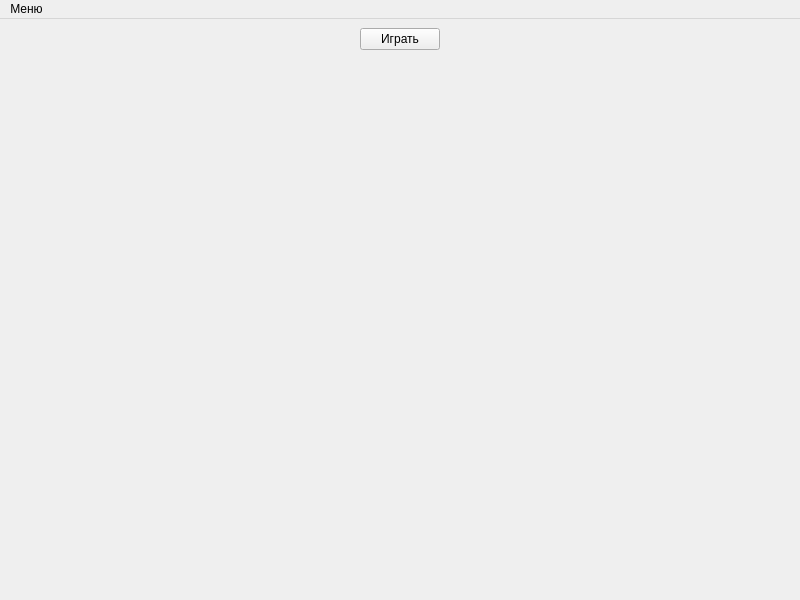
timerke/checkers, file src/mainwindow.ui: the form before one commit.
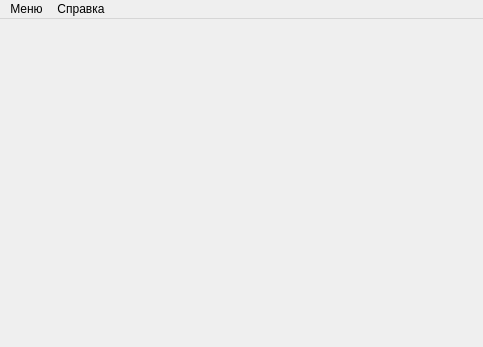
The form after the commit. Icons and pictures are not drawn.

```diff
--- a/src/mainwindow.ui
+++ b/src/mainwindow.ui
@@ -6,8 +6,8 @@
    <rect>
     <x>0</x>
     <y>0</y>
-    <width>800</width>
-    <height>600</height>
+    <width>483</width>
+    <height>347</height>
    </rect>
   </property>
   <property name="windowTitle">
@@ -18,58 +18,7 @@
     <normaloff>media/icon.png</normaloff>media/icon.png</iconset>
   </property>
   <widget class="QWidget" name="central_widget">
-   <layout class="QVBoxLayout" name="vertical_layout" stretch="0,1">
-    <item>
-     <layout class="QHBoxLayout" name="horizontal_layout">
-      <item>
-       <widget class="QLabel" name="label_player_black">
-        <property name="text">
-         <string/>
-        </property>
-       </widget>
-      </item>
-      <item>
-       <spacer name="horizontal_spacer">
-        <property name="orientation">
-         <enum>Qt::Horizontal</enum>
-        </property>
-        <property name="sizeHint" stdset="0">
-         <size>
-          <width>40</width>
-          <height>20</height>
-         </size>
-        </property>
-       </spacer>
-      </item>
-      <item>
-       <widget class="QPushButton" name="button_play">
-        <property name="text">
-         <string>Играть</string>
-        </property>
-       </widget>
-      </item>
-      <item>
-       <spacer name="horizontal_spacer_2">
-        <property name="orientation">
-         <enum>Qt::Horizontal</enum>
-        </property>
-        <property name="sizeHint" stdset="0">
-         <size>
-          <width>40</width>
-          <height>20</height>
-         </size>
-        </property>
-       </spacer>
-      </item>
-      <item>
-       <widget class="QLabel" name="label_player_white">
-        <property name="text">
-         <string/>
-        </property>
-       </widget>
-      </item>
-     </layout>
-    </item>
+   <layout class="QVBoxLayout" name="vertical_layout" stretch="1">
     <item>
      <widget class="QWidget" name="widget" native="true">
       <layout class="QVBoxLayout" name="verticalLayout_2"/>
@@ -82,8 +31,8 @@
     <rect>
      <x>0</x>
      <y>0</y>
-     <width>800</width>
-     <height>26</height>
+     <width>483</width>
+     <height>21</height>
     </rect>
    </property>
    <widget class="QMenu" name="menu">
@@ -95,7 +44,15 @@
     <addaction name="separator"/>
     <addaction name="action_exit"/>
    </widget>
+   <widget class="QMenu" name="menu_help">
+    <property name="title">
+     <string>Справка</string>
+    </property>
+    <addaction name="action_rules_for_english"/>
+    <addaction name="action_rules_for_russian"/>
+   </widget>
    <addaction name="menu"/>
+   <addaction name="menu_help"/>
   </widget>
   <action name="action_play">
    <property name="text">
```
Left out of the diff: 23 changed lines with no effect on the pictures.
